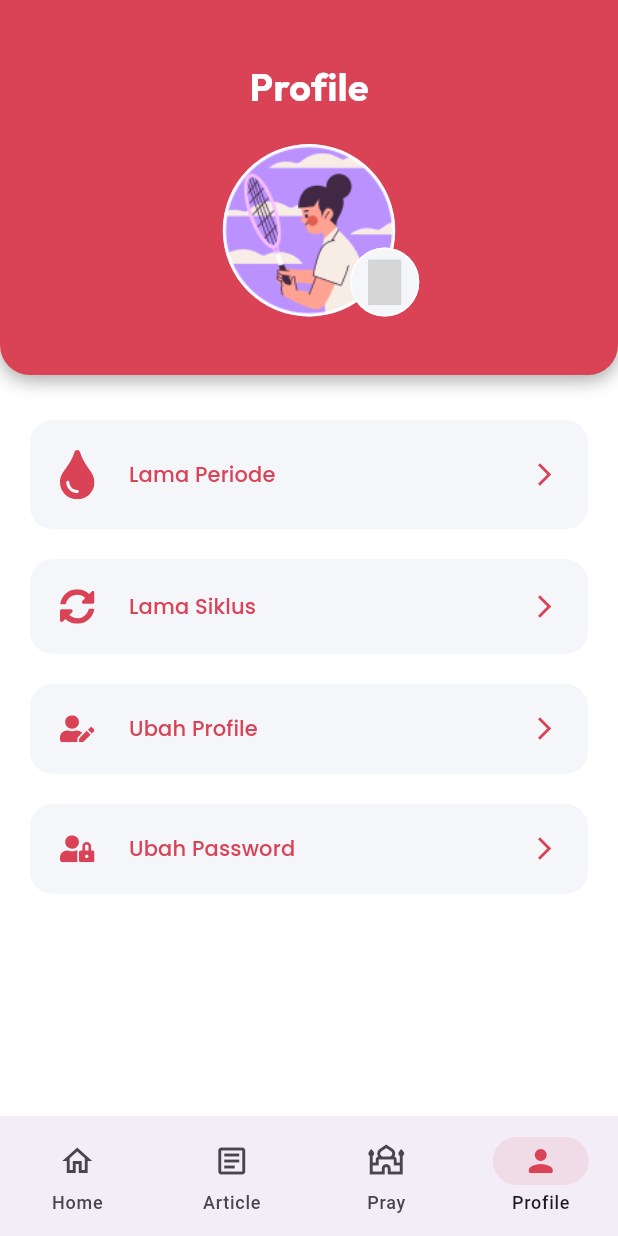
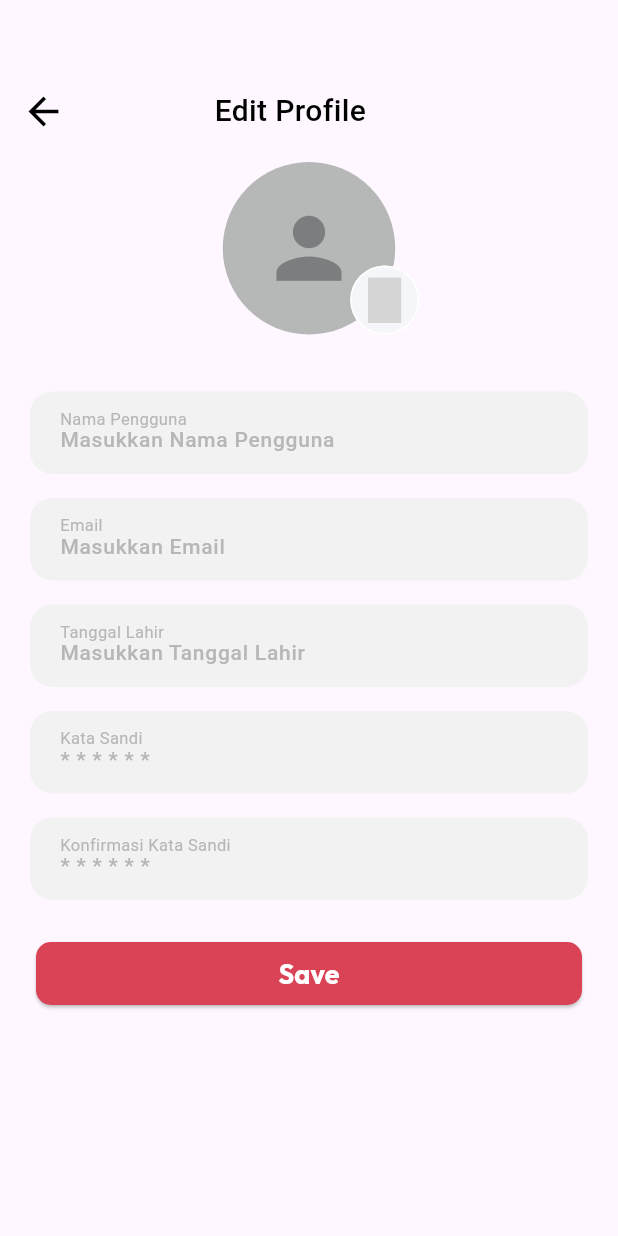
Before and after one commit to khairunnisaalallah/v2_zenfemina_mobile, a Flutter app: the screen it shows after launch, item 4 of the bottom bar chosen, after a tap on "Ubah Profile", on a phone screen of 412 x 824 dp. Run offline on Flutter 3.47's test engine with Material 3 defaults, Android fonts, the light colour scheme and no system bars; our stand-ins replace flutter_svg, get, google_fonts, image_picker, table_calendar; network calls fail; grey boxes are pictures that could not be loaded.

Commit message:
add: edit profile design

```diff
--- a/lib/main.dart
+++ b/lib/main.dart
@@ -13,8 +13,8 @@ import 'package:zenfemina_v2/pages/question1.dart';
 import 'package:zenfemina_v2/pages/register.dart';
 import 'package:zenfemina_v2/pages/splash_screen.dart';
 import 'package:zenfemina_v2/pages/range_date.dart';
-import 'package:zenfemina_v2/pages/profile_pic.dart';
 import 'package:zenfemina_v2/pages/profile_menu.dart';
+import 'package:zenfemina_v2/menu/editprofile.dart';
 
 // import 'pages/intro_page.dart';
 
--- /dev/null
+++ b/lib/menu/editprofile.dart
@@ -0,0 +1,219 @@
+import 'dart:io';
+
+import 'package:flutter/material.dart';
+import 'package:get/get.dart';
+import 'package:google_fonts/google_fonts.dart';
+import 'package:image_picker/image_picker.dart';
+import 'package:zenfemina_v2/shared/shared.dart';
+import 'package:zenfemina_v2/widgets/color_extension.dart';
+import 'package:zenfemina_v2/widgets/round_button.dart';
+import 'package:zenfemina_v2/widgets/round_textfield.dart';
+import 'package:flutter_svg/flutter_svg.dart';
+
+class ProfileView extends StatefulWidget {
+  const ProfileView({super.key});
+
+  @override
+  State<ProfileView> createState() => _ProfileViewState();
+}
+
+class _ProfileViewState extends State<ProfileView> {
+  final ImagePicker picker = ImagePicker();
+  XFile? image;
+
+  TextEditingController txtName = TextEditingController();
+  TextEditingController txtEmail = TextEditingController();
+  TextEditingController txtMobile = TextEditingController();
+  TextEditingController txtAddress = TextEditingController();
+  TextEditingController txtPassword = TextEditingController();
+  TextEditingController txtConfirmPassword = TextEditingController();
+
+  @override
+  Widget build(BuildContext context) {
+    return Scaffold(
+      body: SingleChildScrollView(
+        child: Padding(
+          padding: const EdgeInsets.symmetric(vertical: 20),
+          child: Column(
+            crossAxisAlignment: CrossAxisAlignment.center,
+            children: [
+              const SizedBox(height: 30),
+              Row(
+                mainAxisAlignment: MainAxisAlignment.start,
+                children: [
+                  IconButton(
+                    onPressed: () {
+                      Get.back(); // Fungsi untuk kembali ke halaman sebelumnya
+                    },
+                    icon: Icon(
+                      Icons.arrow_back,
+                      size: 30,
+                      color: Colors.black,
+                    ),
+                    padding:
+                        EdgeInsets.only(left: 10), // Tambahkan padding ke kanan
+                  ),
+                  Padding(
+                    padding: const EdgeInsets.only(left: 95),
+                    child: Row(
+                      mainAxisAlignment: MainAxisAlignment.center,
+                      children: [
+                        Text(
+                          "Edit Profile",
+                          style: TextStyle(
+                            color: blackColor,
+                            fontSize: 20,
+                            fontWeight: FontWeight.w500,
+                          ),
+                        ),
+                      ],
+                    ),
+                  ),
+                ],
+              ),
+              SizedBox(height: 10), //dari sini edit profilenya
+              SizedBox(
+                height: 115,
+                width: 115,
+                child: Stack(
+                  fit: StackFit.expand,
+                  clipBehavior:
+                      Clip.none, //ini biar widgetnya ga kepangkas atau kepotong
+                  children: [
+                    const SizedBox(height: 10),
+                    Container(
+                      width: 115,
+                      height: 115,
+                      decoration: BoxDecoration(
+                        color: TColor.placeholder,
+                        borderRadius: BorderRadius.circular(60),
+                      ),
+                      alignment: Alignment.center,
+                      child: image != null
+                          ? ClipRRect(
+                              borderRadius: BorderRadius.circular(60),
+                              child: Image.file(
+                                File(image!.path),
+                                width: 115,
+                                height: 115,
+                                fit: BoxFit.cover,
+                              ),
+                            )
+                          : Icon(
+                              Icons.person,
+                              size: 65,
+                              color: TColor.secondaryText,
+                            ),
+                    ),
+                    Positioned(
+                      right: -16,
+                      bottom: 0,
+                      child: SizedBox(
+                        height: 46,
+                        width: 46,
+                        child: TextButton(
+                          onPressed: () async {
+                            image = await picker.pickImage(
+                                source: ImageSource.gallery);
+                            setState(() {});
+                          },
+                          style: TextButton.styleFrom(
+                            backgroundColor: const Color(0xFFF5F6F9),
+                            shape: RoundedRectangleBorder(
+                              borderRadius: BorderRadius.circular(50),
+                              side: const BorderSide(color: Colors.white),
+                            ),
+                          ),
+                          child: SvgPicture.asset(
+                            "assets/images/cameraicon.svg",
+                            color: Colors.black,
+                          ),
+                        ),
+                      ),
+                    ),
+                  ],
+                ),
+              ), //sampe sini edit profilenya
+
+              const SizedBox(height: 30),
+              Padding(
+                padding:
+                    const EdgeInsets.symmetric(vertical: 8, horizontal: 20),
+                child: RoundTitleTextfield(
+                  title: "Nama Pengguna",
+                  hintText: "Masukkan Nama Pengguna",
+                  controller: txtName,
+                ),
+              ),
+              Padding(
+                padding:
+                    const EdgeInsets.symmetric(vertical: 8, horizontal: 20),
+                child: RoundTitleTextfield(
+                  title: "Email",
+                  hintText: "Masukkan Email",
+                  keyboardType: TextInputType.emailAddress,
+                  controller: txtEmail,
+                ),
+              ),
+              Padding(
+                padding:
+                    const EdgeInsets.symmetric(vertical: 8, horizontal: 20),
+                child: RoundTitleTextfield(
+                  title: "Tanggal Lahir",
+                  hintText: "Masukkan Tanggal Lahir",
+                  controller: txtAddress,
+                ),
+              ),
+              Padding(
+                padding:
+                    const EdgeInsets.symmetric(vertical: 8, horizontal: 20),
+                child: RoundTitleTextfield(
+                  title: "Kata Sandi",
+                  hintText: "* * * * * *",
+                  obscureText: true,
+                  controller: txtPassword,
+                ),
+              ),
+              Padding(
+                padding:
+                    const EdgeInsets.symmetric(vertical: 8, horizontal: 20),
+                child: RoundTitleTextfield(
+                  title: "Konfirmasi Kata Sandi",
+                  hintText: "* * * * * *",
+                  obscureText: true,
+                  controller: txtConfirmPassword,
+                ),
+              ),
+              const SizedBox(height: 20),
+              Padding(
+                padding: const EdgeInsets.symmetric(horizontal: 20),
+                child: Container(
+                  height: 42,
+                  width: MediaQuery.of(context).size.width - 2 * defaultMargin,
+                  child: ElevatedButton(
+                    onPressed: () {},
+                    child: Text(
+                      'Save',
+                      style: GoogleFonts.outfit(
+                        fontSize: 18,
+                        color: whiteColor,
+                        fontWeight: FontWeight.w700,
+                      ),
+                    ),
+                    style: ElevatedButton.styleFrom(
+                      backgroundColor: primaryColor,
+                      shape: RoundedRectangleBorder(
+                        borderRadius: BorderRadius.circular(10),
+                      ),
+                    ),
+                  ),
+                ),
+              ),
+              const SizedBox(height: 20),
+            ],
+          ),
+        ),
+      ),
+    );
+  }
+}
--- a/lib/navigation/dashboard.dart
+++ b/lib/navigation/dashboard.dart
@@ -146,7 +146,7 @@ class _DashboardPageState extends State<DashboardPage> {
                 left: 0,
                 right: 0,
                 child: Center(
-                  child: CardWidget(),
+                  child: ContainerWidget(),
                 ),
               ),
               Positioned(
@@ -180,17 +180,21 @@ class _DashboardPageState extends State<DashboardPage> {
     );
   }
 
-  Widget CardWidget() {
-    return SizedBox(
+  Container ContainerWidget() {
+    return Container(
       width: 340,
       height: 90,
-      child: Card(
+      decoration: BoxDecoration(
         color: Colors.white,
-        elevation: 5,
-        shadowColor: Colors.black.withOpacity(1),
-        child: Column(
-          mainAxisSize: MainAxisSize.min,
-        ),
+        borderRadius: BorderRadius.circular(15),
+        boxShadow: [
+          BoxShadow(
+            color: Colors.black.withOpacity(0.2),
+            spreadRadius: 2,
+            blurRadius: 3,
+            offset: Offset(0, 3), // perubahan posisi bayangan jika diperlukan
+          ),
+        ],
       ),
     );
   }
--- a/lib/navigation/profile.dart
+++ b/lib/navigation/profile.dart
@@ -1,13 +1,31 @@
+import 'dart:io';
+
 import 'package:flutter/material.dart';
+import 'package:get/get.dart';
 import 'package:google_fonts/google_fonts.dart';
 import 'package:flutter_svg/flutter_svg.dart';
+import 'package:zenfemina_v2/menu/calender.dart';
+import 'package:zenfemina_v2/menu/editprofile.dart';
 import 'package:zenfemina_v2/pages/profile_menu.dart';
-import 'package:zenfemina_v2/pages/profile_pic.dart';
 import 'package:flutter/services.dart' show AssetImage;
+import 'package:image_picker/image_picker.dart';
+import 'package:zenfemina_v2/widgets/color_extension.dart';
+import 'package:zenfemina_v2/widgets/round_button.dart';
+import 'package:zenfemina_v2/widgets/round_textfield.dart';
 
-class profilePage extends StatelessWidget {
-  const profilePage({Key? key}) : super(key: key);
+// class profilePage extends StatelessWidget {
+//   const profilePage({Key? key}) : super(key: key);
 
+class profilePage extends StatefulWidget {
+  const profilePage({super.key});
+
+  @override
+  State<profilePage> createState() => _profilePageState();
+}
+
+class _profilePageState extends State<profilePage> {
+  final ImagePicker picker = ImagePicker();
+  XFile? image;
   @override
   Widget build(BuildContext context) {
     print('Building profilePage');
@@ -56,6 +74,8 @@ class profilePage extends StatelessWidget {
                       ],
                     ),
                     // SizedBox(height: 20),
+
+                    //dari ini itu foto profile
                     SizedBox(height: 20),
                     SizedBox(
                       height: 115,
@@ -65,9 +85,30 @@ class profilePage extends StatelessWidget {
                         clipBehavior: Clip
                             .none, //ini biar widgetnya ga kepangkas atau kepotong
                         children: [
-                          CircleAvatar(
-                            backgroundImage:
-                                AssetImage("assets/images/tennis.png"),
+                          const SizedBox(height: 10),
+                          Container(
+                            width: 115,
+                            height: 115,
+                            decoration: BoxDecoration(
+                              color: TColor.placeholder,
+                              borderRadius: BorderRadius.circular(60),
+                            ),
+                            alignment: Alignment.center,
+                            child: image != null
+                                ? ClipRRect(
+                                    borderRadius: BorderRadius.circular(60),
+                                    child: Image.file(
+                                      File(image!.path),
+                                      width: 115,
+                                      height: 115,
+                                      fit: BoxFit.cover,
+                                    ),
+                                  )
+                                : Icon(
+                                    Icons.person,
+                                    size: 65,
+                                    color: TColor.secondaryText,
+                                  ),
                           ),
                           Positioned(
                             right: -16,
@@ -76,23 +117,28 @@ class profilePage extends StatelessWidget {
                               height: 46,
                               width: 46,
                               child: TextButton(
+                                onPressed: () async {
+                                  image = await picker.pickImage(
+                                      source: ImageSource.gallery);
+                                  setState(() {});
+                                },
                                 style: TextButton.styleFrom(
-                                  foregroundColor: Colors.white,
+                                  backgroundColor: const Color(0xFFF5F6F9),
                                   shape: RoundedRectangleBorder(
                                     borderRadius: BorderRadius.circular(50),
                                     side: const BorderSide(color: Colors.white),
                                   ),
-                                  backgroundColor: const Color(0xFFF5F6F9),
                                 ),
-                                onPressed: () {},
                                 child: SvgPicture.asset(
-                                    "assets/images/cameraicon.svg"),
+                                  "assets/images/cameraicon.svg",
+                                  color: Colors.black,
+                                ),
                               ),
                             ),
                           ),
                         ],
                       ),
-                    ),
+                    ), //sampe sini edit profilenya
                   ],
                 ),
               ),
@@ -118,12 +164,9 @@ class profilePage extends StatelessWidget {
               ProfileMenu(
                 text: "Ubah Profile",
                 icon: "assets/images/editprofile.svg",
-                press: () {},
-              ),
-              ProfileMenu(
-                text: "Ubah Password",
-                icon: "assets/images/editpw.svg",
-                press: () {},
+                press: () {
+                  Get.to(ProfileView());
+                },
               ),
             ],
           ),
--- /dev/null
+++ b/lib/widgets/color_extension.dart
@@ -0,0 +1,11 @@
+
+import 'package:flutter/material.dart';
+
+class TColor {
+  static Color get primary => const Color(0xffFC6011);
+  static Color get primaryText => const Color(0xff4A4B4D);
+  static Color get secondaryText => const Color(0xff7C7D7E);
+  static Color get textfield => const Color(0xffF2F2F2);
+  static Color get placeholder => const Color(0xffB6B7B7);
+  static Color get white => const Color(0xffffffff);
+}
--- /dev/null
+++ b/lib/widgets/round_textfield.dart
@@ -0,0 +1,139 @@
+import 'package:flutter/material.dart';
+
+import 'package:zenfemina_v2/widgets/color_extension.dart';
+
+class RoundTextfield extends StatelessWidget {
+  final TextEditingController? controller;
+  final String hintText;
+  final TextInputType? keyboardType;
+  final bool obscureText;
+  final Color? bgColor;
+  final Widget? left;
+
+  const RoundTextfield(
+      {super.key,
+      required this.hintText,
+      this.controller,
+      this.keyboardType,
+      this.bgColor,
+      this.left,
+      this.obscureText = false});
+
+  @override
+  Widget build(BuildContext context) {
+    return Container(
+      decoration: BoxDecoration(
+          color: bgColor ?? TColor.textfield,
+          borderRadius: BorderRadius.circular(10)),
+      child: Row(
+        children: [
+          if (left != null)
+            Padding(
+              padding: const EdgeInsets.only(
+                left: 15,
+              ),
+              child: left!,
+            ),
+          Expanded(
+            child: TextField(
+              autocorrect: false,
+              controller: controller,
+              obscureText: obscureText,
+              keyboardType: keyboardType,
+              decoration: InputDecoration(
+                contentPadding: const EdgeInsets.symmetric(horizontal: 20),
+                enabledBorder: InputBorder.none,
+                focusedBorder: InputBorder.none,
+                hintText: hintText,
+                hintStyle: TextStyle(
+                    color: TColor.placeholder,
+                    fontSize: 14,
+                    fontWeight: FontWeight.w500),
+              ),
+            ),
+          ),
+        ],
+      ),
+    );
+  }
+}
+
+class RoundTitleTextfield extends StatelessWidget {
+  final TextEditingController? controller;
+  final String title;
+  final String hintText;
+  final TextInputType? keyboardType;
+  final bool obscureText;
+  final Color? bgColor;
+  final Widget? left;
+
+  const RoundTitleTextfield(
+      {super.key,
+      required this.title,
+      required this.hintText,
+      this.controller,
+      this.keyboardType,
+      this.bgColor,
+      this.left,
+      this.obscureText = false});
+
+  @override
+  Widget build(BuildContext context) {
+    return Container(
+      height: 55,
+      decoration: BoxDecoration(
+          color: bgColor ?? TColor.textfield,
+          borderRadius: BorderRadius.circular(15)),
+      child: Row(
+        children: [
+          if (left != null)
+            Padding(
+              padding: const EdgeInsets.only(
+                left: 15,
+              ),
+              child: left!,
+            ),
+          Expanded(
+            child: Stack(
+              children: [
+                Container(
+                  height: 55,
+                  margin: const EdgeInsets.only(
+                    top: 8,
+                  ),
+                  alignment: Alignment.topLeft,
+                  child: TextField(
+                    autocorrect: false,
+                    controller: controller,
+                    obscureText: obscureText,
+                    keyboardType: keyboardType,
+                    decoration: InputDecoration(
+                      contentPadding:
+                          const EdgeInsets.symmetric(horizontal: 20),
+                      enabledBorder: InputBorder.none,
+                      focusedBorder: InputBorder.none,
+                      hintText: hintText,
+                      hintStyle: TextStyle(
+                          color: TColor.placeholder,
+                          fontSize: 14,
+                          fontWeight: FontWeight.w500),
+                    ),
+                  ),
+                ),
+                Container(
+                  height: 55,
+                  margin: const EdgeInsets.only(top: 10, left: 20),
+                  alignment: Alignment.topLeft,
+                  child: Text(
+                    title,
+                    style: TextStyle(color: TColor.placeholder, fontSize: 11),
+                  ),
+                )
+              ],
+            ),
+          ),
+        ],
+      ),
+    );
+  }
+}
--- a/pubspec.yaml
+++ b/pubspec.yaml
@@ -35,6 +35,7 @@ dependencies:
   get: ^4.6.6
   google_fonts: ^6.1.0
   google_nav_bar: ^5.0.6
+  image_picker: ^1.1.0
   intl: ^0.19.0
   line_icons: ^2.0.3
   table_calendar: ^3.1.1
```
Also changed, not shown: lib/pages/profile_pic.dart (deleted, +0 -46 lines), lib/routes.dart (added, +45 -0 lines), lib/widgets/round_button.dart (added, +46 -0 lines), lib/menu/editprofilepic.dart (deleted), pubspec.lock, 5 other files.
